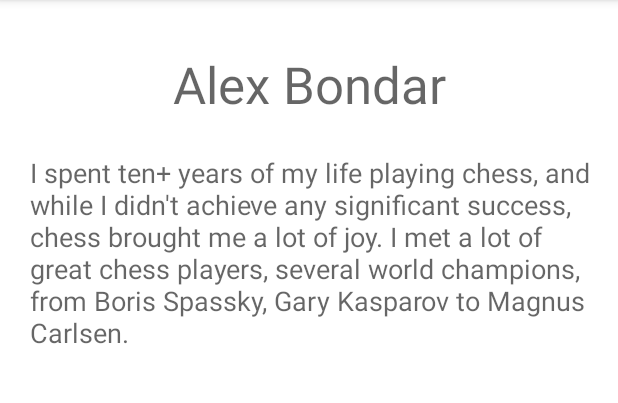
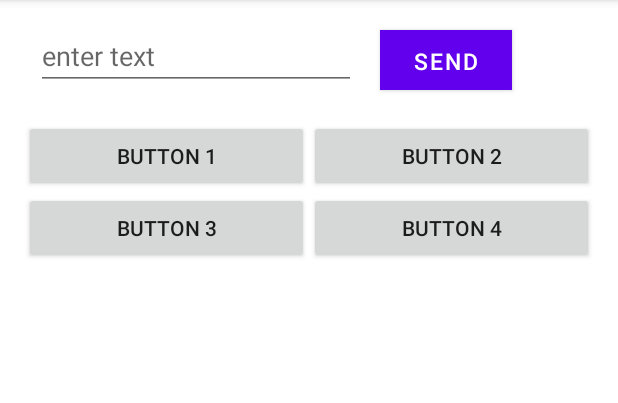
Before and after one commit to zmagar/AD340, an Android app: the screen it shows after launch (MainActivity), on a phone screen of 412 x 824 dp, the part 84-487 px from its top. Run offline under Robolectric (Android 15) with nearby library versions, the phone set to English and light mode, and no system bars.

Commit message:
HW2: Implemented gridview with 2 columns of buttons, EditText field and Send button, Toast everywhere. Not done: the Send button is different size and color with oher buttons.

```diff
--- /dev/null
+++ b/app/src/main/java/com/aleksbondar/myapplication/Adapter.java
@@ -0,0 +1,59 @@
+package com.aleksbondar.myapplication;
+
+import android.content.Context;
+import android.graphics.Color;
+import android.view.View;
+import android.view.ViewGroup;
+import android.widget.BaseAdapter;
+import android.widget.Button;
+import android.widget.Toast;
+
+public class Adapter extends BaseAdapter {
+    private Context context;
+    private String[] buttons;
+
+    public Adapter(Context c, String[] buttons) {
+        context = c;
+        this.buttons = buttons;
+
+    }
+
+    @Override
+    public int getCount() {
+        return buttons.length;
+    }
+
+    @Override
+    public Object getItem(int position) {
+        return null;
+    }
+
+    @Override
+    public long getItemId(int position) {
+        return 0;
+    }
+
+    @Override
+    public View getView(int position, View convertView, ViewGroup parent) {
+        Button button;
+        if (convertView == null) {
+            button = new Button(context);
+        }
+
+        else {
+            button = (Button) convertView;
+        }
+
+       button.setText(buttons[position]);
+        button.setId(position);
+        button.setOnClickListener(v -> {
+            Button b = (Button) v;
+            String s = b.getText().toString();
+            Toast.makeText(context, s, Toast.LENGTH_SHORT ).show();
+
+        });
+
+
+        return button;
+    }
+}
--- a/app/src/main/java/com/aleksbondar/myapplication/MainActivity.java
+++ b/app/src/main/java/com/aleksbondar/myapplication/MainActivity.java
@@ -4,13 +4,38 @@ import androidx.appcompat.app.AppCompatActivity;
 
 import android.os.Bundle;
 import android.util.Log;
+import android.view.View;
+import android.widget.AdapterView;
+import android.widget.Button;
+import android.widget.EditText;
+import android.widget.GridView;
+import android.widget.Toast;
 
 public class MainActivity extends AppCompatActivity {
+    GridView gridView;
+
+    private EditText enterTextField;
+
+    String[] buttons = {"Button 1", "Button 2", "Button 3", "Button 4"};
 
     @Override
     protected void onCreate(Bundle savedInstanceState) {
         super.onCreate(savedInstanceState);
         setContentView(R.layout.activity_main);
-        Log.d("MainActivity", "Hello World");
+
+        enterTextField = findViewById(R.id.textEntry);
+        Button buttonSend = findViewById(R.id.buttonSend);
+        buttonSend.setOnClickListener(v -> {
+            String s = enterTextField.getText().toString();
+
+            Toast.makeText(getApplicationContext(), s, Toast.LENGTH_SHORT).show();
+
+        });
+
+        gridView = findViewById(R.id.grid_view);
+
+        Adapter adapter = new Adapter(MainActivity.this, buttons);
+        gridView.setAdapter(adapter);
+
     }
 }
--- a/app/src/main/res/layout/activity_main.xml
+++ b/app/src/main/res/layout/activity_main.xml
@@ -6,29 +6,40 @@
     android:layout_height="match_parent"
     tools:context=".MainActivity">
 
-    <TextView
-        android:id="@+id/textView2"
+    <GridView
+        android:id="@+id/grid_view"
+        android:layout_width="380dp"
+        android:layout_height="0dp"
+        android:layout_marginTop="20dp"
+        android:numColumns="2"
+        app:layout_constraintEnd_toEndOf="parent"
+        app:layout_constraintStart_toStartOf="parent"
+        app:layout_constraintTop_toBottomOf="@+id/textEntry" />
+
+    <EditText
+        android:id="@+id/textEntry"
         android:layout_width="wrap_content"
-        android:layout_height="wrap_content"
-        android:text="Alex Bondar"
-        android:textAppearance="@style/TextAppearance.AppCompat.Display1"
-        app:layout_constraintBottom_toBottomOf="parent"
-        app:layout_constraintEnd_toEndOf="parent"
-        app:layout_constraintLeft_toLeftOf="parent"
-        app:layout_constraintRight_toRightOf="parent"
-        app:layout_constraintStart_toStartOf="parent"
-        app:layout_constraintTop_toTopOf="parent"
-        app:layout_constraintVertical_bias="0.046" />
+        android:layout_height="40dp"
+        android:layout_marginStart="8dp"
+        android:layout_marginTop="20dp"
+        android:autofillHints=""
+        android:ems="10"
+        android:hint="@string/enter_text"
+        android:inputType="textShortMessage|none"
+        app:layout_constraintStart_toStartOf="@+id/grid_view"
+        app:layout_constraintTop_toTopOf="parent" />
 
-    <TextView
-        android:id="@+id/textView"
-        android:layout_width="376dp"
-        android:layout_height="382dp"
-        android:layout_marginTop="69dp"
-        android:layout_marginEnd="16dp"
-        android:text="I spent ten+ years of my life playing chess, and while I didn't achieve any significant success, chess brought me a lot of joy. I met a lot of great chess players, several world champions, from Boris Spassky, Gary Kasparov to Magnus Carlsen."
-        android:textAppearance="@style/TextAppearance.AppCompat.Medium"
-        app:layout_constraintEnd_toEndOf="parent"
-        app:layout_constraintTop_toTopOf="@+id/textView2" />
+    <Button
+        android:id="@+id/buttonSend"
+        android:layout_width="wrap_content"
+        android:layout_height="40dp"
+        android:layout_marginStart="16dp"
+        android:layout_marginTop="20dp"
+        android:background="#FFFFFF"
+        android:text="@string/send"
+        android:textSize="15sp"
+        app:layout_constraintStart_toEndOf="@+id/textEntry"
+        app:layout_constraintTop_toTopOf="parent" />
+    <!--        tools:layout_editor_absoluteY="37dp" />-->
 
 </androidx.constraintlayout.widget.ConstraintLayout>
--- /dev/null
+++ b/app/src/main/res/layout/button_grid.xml
@@ -0,0 +1,17 @@
+<?xml version="1.0" encoding="utf-8"?>
+<LinearLayout
+    xmlns:android="http://schemas.android.com/apk/res/android" android:layout_width="match_parent"
+    android:layout_height="match_parent"
+    android:orientation="vertical"
+    android:padding="20dp"
+    android:gravity="center">
+
+    <TextView
+        android:layout_width="wrap_content"
+        android:layout_height="wrap_content"
+        android:id="@+id/text_view"
+        android:text="@string/buttons"
+        android:textSize="30sp"
+        android:layout_marginTop="10dp"/>
+
+</LinearLayout>
--- a/app/src/main/res/values/strings.xml
+++ b/app/src/main/res/values/strings.xml
@@ -1,3 +1,8 @@
 <resources>
     <string name="app_name">My Application</string>
+    <string name="alex_bondar">Alex Bondar</string>
+    <string name="funFact1">I spent ten+ years of my life playing chess, and while I didn\'t achieve any significant success, chess brought me a lot of joy. I met a lot of great chess players, several world champions, from Boris Spassky, Gary Kasparov to Magnus Carlsen.</string>
+    <string name="send">send</string>
+    <string name="enter_text">enter text</string>
+    <string name="buttons">buttons</string>
 </resources>
```
Also changed, not shown: gradle/wrapper/gradle-wrapper.properties.
